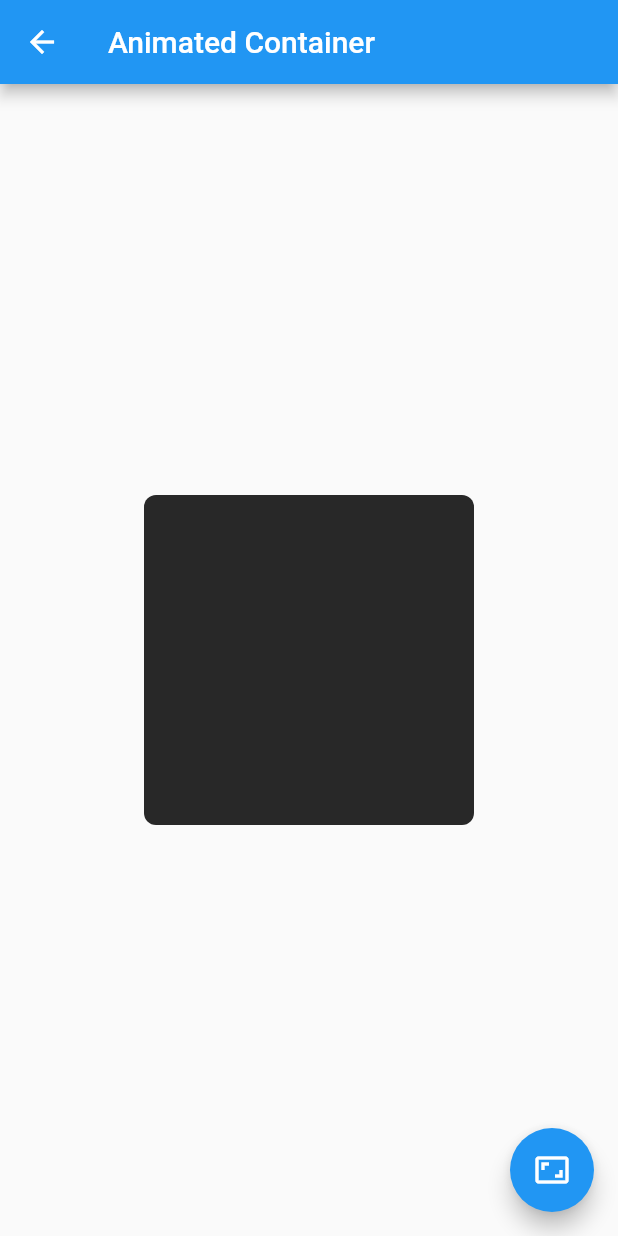
After one commit to Antoniojfl/FlutterComponents, a Flutter app: the AnimatedContainerPage screen opened by its route, after a tap on the "aspect ratio" icon, on a phone screen of 412 x 824 dp. The commit adds this screen. Run offline on Flutter 3.47's test engine with Material 2 defaults, Android fonts, the phone set to English and light mode, and no system bars.

Commit message:
Clase Animated Container

```diff
--- a/data/menu_opts.json
+++ b/data/menu_opts.json
@@ -15,6 +15,11 @@
             "ruta" : "card",
             "icon" : "folder_open",
             "texto": "Cards - Tarjetas"
+        },
+        {
+            "ruta" : "animatedContainer",
+            "icon" : "donut_large",
+            "texto": "Animated Container"
         }
     ]
 }
--- /dev/null
+++ b/lib/src/pages/animated_container.dart
@@ -0,0 +1,50 @@
+import 'dart:math';
+
+import 'package:flutter/material.dart';
+
+class AnimatedContainerPage extends StatefulWidget {
+  @override
+  _AnimatedContainerPage createState() => _AnimatedContainerPage();
+}
+
+class _AnimatedContainerPage extends State<AnimatedContainerPage> {
+  double _height = 50;
+  double _width = 50;
+  BorderRadiusGeometry _radio = BorderRadius.circular(8);
+  Color _color = Colors.pink;
+
+  @override
+  Widget build(BuildContext context) {
+    return Scaffold(
+      appBar: AppBar(
+        title: Text('Animated Container'),
+      ),
+      body: Center(
+        child: AnimatedContainer(
+          duration: Duration(seconds: 1),
+          curve: Curves.fastOutSlowIn,
+          width: _width,
+          height: _height,
+          decoration: BoxDecoration(
+            borderRadius: _radio,
+            color: _color,
+          ),
+        ),
+      ),
+      floatingActionButton: FloatingActionButton(
+        child: Icon(Icons.aspect_ratio),
+        onPressed: () {
+          setState(() {
+            _width = Random.secure().nextInt(300).toDouble();
+            _height = Random.secure().nextInt(300).toDouble();
+            _color = Color.fromRGBO(
+                Random.secure().nextInt(255),
+                Random.secure().nextInt(255),
+                Random.secure().nextInt(255),
+                1.0);
+          });
+        },
+      ),
+    );
+  }
+}
--- a/lib/src/routes/routes.dart
+++ b/lib/src/routes/routes.dart
@@ -4,6 +4,7 @@ import 'package:componentes/src/pages/alert_page.dart';
 import 'package:componentes/src/pages/home_page.dart';
 import 'package:componentes/src/pages/avatar_page.dart';
 import 'package:componentes/src/pages/card_page.dart';
+import 'package:componentes/src/pages/animated_container.dart';
 
 Map<String, WidgetBuilder> getApplicationRoutes() {
   return <String, WidgetBuilder>{
@@ -11,5 +12,6 @@ Map<String, WidgetBuilder> getApplicationRoutes() {
     'alert': (BuildContext context) => AlertPage(),
     'avatar': (BuildContext context) => AvatarPage(),
     'card': (BuildContext context) => CardPage(),
+    'animatedContainer': (BuildContext context) => AnimatedContainerPage(),
   };
 }
--- a/lib/src/utils/icono_string_util.dart
+++ b/lib/src/utils/icono_string_util.dart
@@ -3,7 +3,8 @@ import 'package:flutter/material.dart';
 final _icons = <String, IconData>{
   "add_alert": Icons.add_alert,
   "accessibility": Icons.accessibility,
-  "folder_open": Icons.folder_open
+  "folder_open": Icons.folder_open,
+  "donut_large": Icons.donut_large
 };
 
 Icon iconFromString({icono: String}) {
```
Also changed, not shown: lib/src/pages/avatar_page.dart (+28 -0 lines).
